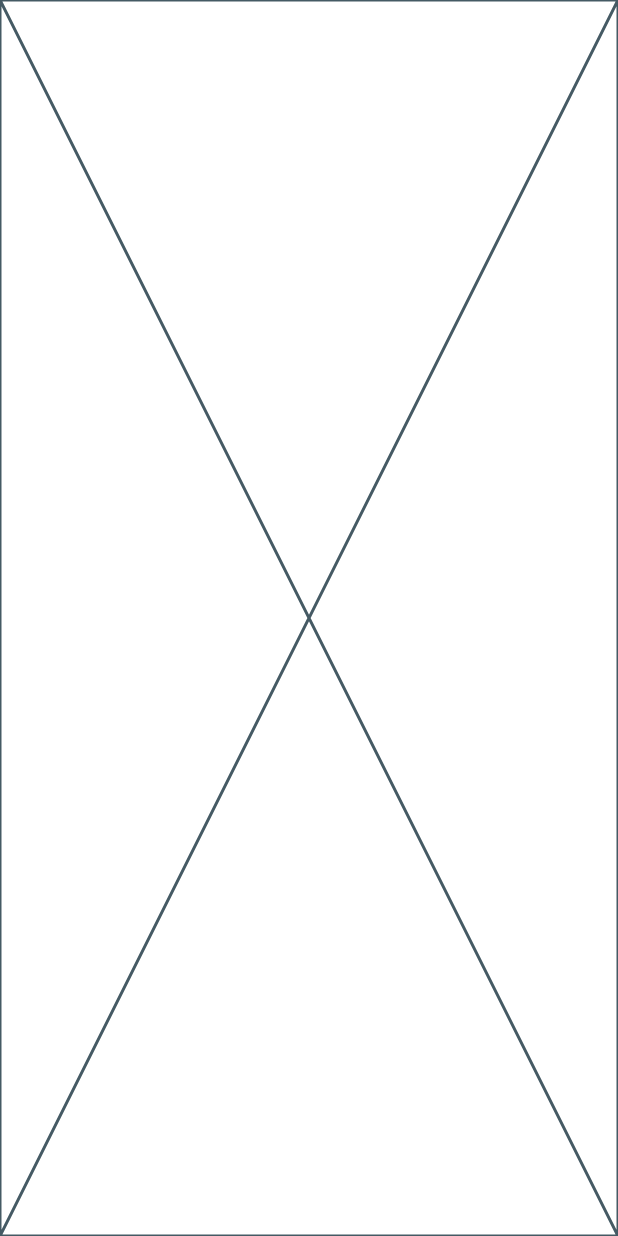
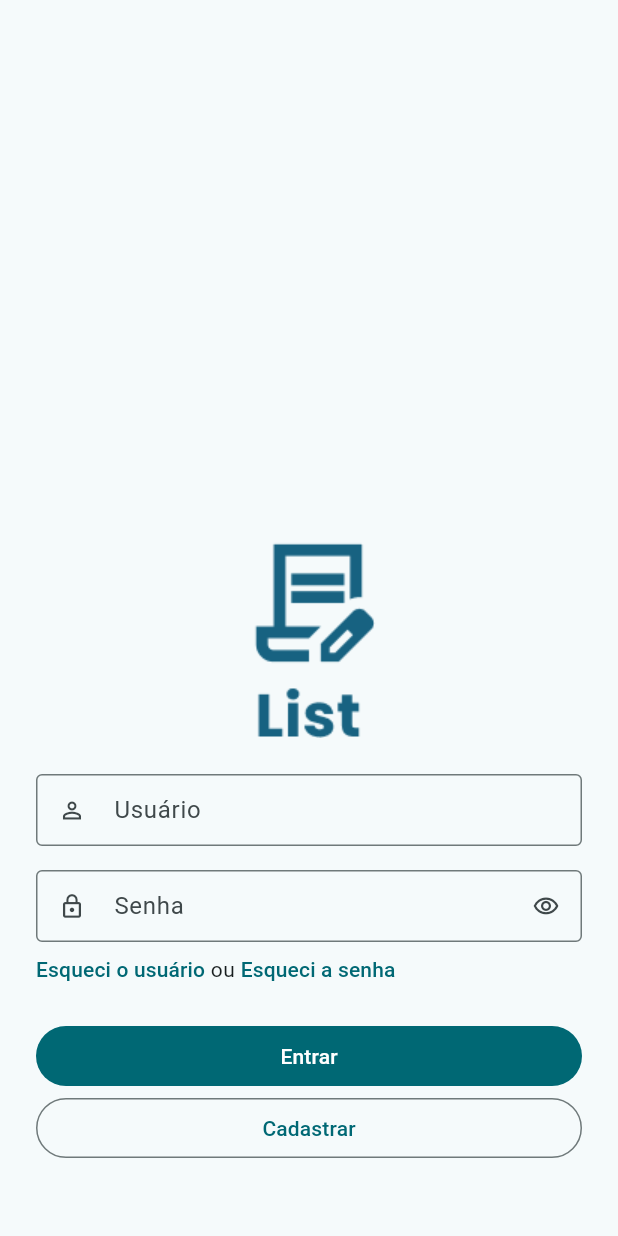
Before and after one commit to thobias-silva/challenge-mobile-developer, a Flutter app: the screen it shows after launch, on a phone screen of 412 x 824 dp. Run offline on Flutter 3.47's test engine with Material 3 defaults, Android fonts, the phone set to English and light mode, and no system bars.

Commit message:
feat: cria a pagina de login

```diff
--- /dev/null
+++ b/lib/app/presentation/pages/login_page.dart
@@ -0,0 +1,85 @@
+import 'package:flutter/gestures.dart';
+import 'package:flutter/material.dart';
+
+import '../widgets/password_input_widget.dart';
+
+class LoginPage extends StatelessWidget {
+  const LoginPage({super.key});
+
+  @override
+  Widget build(BuildContext context) {
+    return Scaffold(
+      body: Padding(
+        padding: const EdgeInsets.symmetric(vertical: 48, horizontal: 24),
+        child: IntrinsicHeight(
+          child: Column(
+            mainAxisAlignment: MainAxisAlignment.end,
+            children: [
+              Flexible(child: Image.asset('assets/icon.png')),
+              const SizedBox(height: 24),
+              Column(
+                crossAxisAlignment: CrossAxisAlignment.stretch,
+                children: [
+                  TextFormField(
+                    decoration: const InputDecoration(
+                      labelText: 'Usuário',
+                      prefixIcon: Icon(Icons.person_outline),
+                    ),
+                  ),
+                  const SizedBox(height: 16),
+                  PasswordInput(
+                    onChanged: (value) {},
+                  ),
+                  const _RecoveryOptions(),
+                  const SizedBox(height: 16),
+                  FilledButton(
+                    onPressed: () {},
+                    child: const Text('Entrar'),
+                  ),
+                  OutlinedButton(
+                    onPressed: () {},
+                    child: const Text('Cadastrar'),
+                  ),
+                ],
+              )
+            ],
+          ),
+        ),
+      ),
+    );
+  }
+}
+
+class _RecoveryOptions extends StatelessWidget {
+  const _RecoveryOptions();
+
+  @override
+  Widget build(BuildContext context) {
+    return Padding(
+      padding: const EdgeInsets.symmetric(vertical: 8),
+      child: Text.rich(
+        TextSpan(
+          children: [
+            TextSpan(
+              text: 'Esqueci o usuário',
+              style: Theme.of(context).textTheme.titleSmall,
+              recognizer: TapGestureRecognizer()
+                ..onTap = () {
+                  print('Esqueci o usuário');
+                },
+            ),
+            const TextSpan(text: ' ou '),
+            TextSpan(
+              text: 'Esqueci a senha',
+              style: Theme.of(context).textTheme.titleSmall,
+              recognizer: TapGestureRecognizer()
+                ..onTap = () {
+                  print('Esqueci a senha');
+                },
+            ),
+          ],
+        ),
+      ),
+    );
+  }
+}
--- a/lib/core/routes/routes.dart
+++ b/lib/core/routes/routes.dart
@@ -1,15 +1,17 @@
 import 'package:flutter/material.dart';
+
+import '../../app/presentation/pages/login_page.dart';
 
 abstract class Routes {
   static const String splash = '/splash';
   static const String login = '/login';
   static const String home = '/home';
 
-  static String get initial => splash;
+  static String get initial => login;
 
   static Map<String, WidgetBuilder> routes = {
     splash: (context) => const Placeholder(),
-    login: (context) => const Placeholder(),
+    login: (context) => const LoginPage(),
     home: (context) => const Placeholder(),
   };
 }
```
